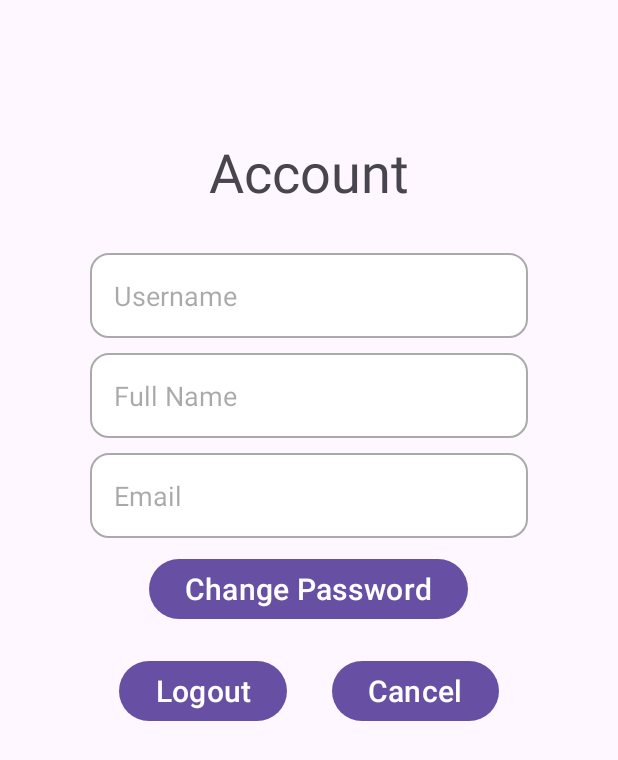
After one commit to Kine-code/AppTraSua, an Android app: the AccountActivity screen opened directly, with no data from a screen before it, on a phone screen of 412 x 824 dp. The commit adds this screen. Shown: the top 760 px of the screen. Run offline under Robolectric (Android 15) with nearby library versions, the light colour scheme and no system bars; 1 statement that could not run was skipped.

Commit message:
ChangePasswordAccount

```diff
--- a/app/src/main/AndroidManifest.xml
+++ b/app/src/main/AndroidManifest.xml
@@ -28,6 +28,7 @@
         <activity android:name=".GUI.RegisterActivity"/>
         <activity android:name=".GUI.CartActivity" />
         <activity android:name=".GUI.MainActivity"/>
+        <activity android:name=".GUI.AccountActivity"/>
 
     </application>
 
--- a/app/src/main/java/com/nhom2/appbantrasua/CartManager.java
+++ b/app/src/main/java/com/nhom2/appbantrasua/CartManager.java
@@ -24,7 +24,6 @@ public class CartManager {
     }
 
 
-
     public void addToCart(Product product) {
         cart.add(product);
     }
--- a/app/src/main/java/com/nhom2/appbantrasua/DAO/DAO_Product.java
+++ b/app/src/main/java/com/nhom2/appbantrasua/DAO/DAO_Product.java
@@ -18,8 +18,6 @@ public class DAO_Product implements Serializable {
     }
 
     public List<Product> ShowListProduct(){
-
-
         Log.e("PRODUCTddddddd", String.valueOf(dal.ShowListProduct().size()));
         return dal.ShowListProduct();
     }
--- /dev/null
+++ b/app/src/main/java/com/nhom2/appbantrasua/GUI/AccountActivity.java
@@ -0,0 +1,133 @@
+package com.nhom2.appbantrasua.GUI;
+
+import android.content.Intent;
+import android.os.Bundle;
+import android.os.PersistableBundle;
+import android.util.Log;
+import android.view.View;
+import android.widget.Button;
+import android.widget.EditText;
+import android.widget.LinearLayout;
+import android.widget.Toast;
+
+import androidx.activity.EdgeToEdge;
+import androidx.annotation.Nullable;
+import androidx.appcompat.app.AppCompatActivity;
+import androidx.core.graphics.Insets;
+import androidx.core.view.ViewCompat;
+import androidx.core.view.WindowInsetsCompat;
+
+import com.nhom2.appbantrasua.CartManager;
+import com.nhom2.appbantrasua.DAO.DAO_LoginRegister;
+import com.nhom2.appbantrasua.Entity.LoginRegister;
+import com.nhom2.appbantrasua.R;
+
+public class AccountActivity  extends AppCompatActivity {
+    private static AccountActivity instance;
+    public static LoginRegister account = null;
+
+
+    EditText userName, password, gmail, fullName, newPassword;
+    Button btnBackHome, btnLogout, btnChangePassword, btnBackAccount, btnConfirmPassword;
+    LinearLayout infoAccount, changePasswordAccount;
+    DAO_LoginRegister daoRegister = new DAO_LoginRegister();
+
+    @Override
+    protected void onCreate(Bundle savedInstanceState) {
+        super.onCreate(savedInstanceState);
+        EdgeToEdge.enable(this);
+        setContentView(R.layout.activity_account);
+        ViewCompat.setOnApplyWindowInsetsListener(findViewById(R.id.account), (v, insets) -> {
+            Insets systemBars = insets.getInsets(WindowInsetsCompat.Type.systemBars());
+            v.setPadding(systemBars.left, systemBars.top, systemBars.right, systemBars.bottom);
+            return insets;
+        });
+        Init();
+        daoRegister.InitLogin(this);
+        if(account != null){
+            userName.setText(account.getUserName());
+            fullName.setText(account.getName());
+            gmail.setText(account.getOTP());
+        }
+
+
+        btnBackHome.setOnClickListener(new View.OnClickListener() {
+            @Override
+            public void onClick(View view) {
+                Intent intent = new Intent(AccountActivity.this, MainActivity.class);
+                intent.addFlags(Intent.FLAG_ACTIVITY_CLEAR_TOP | Intent.FLAG_ACTIVITY_NEW_TASK);
+                startActivity(intent);
+                finish();
+            }
+        });
+
+        btnChangePassword.setOnClickListener(new View.OnClickListener() {
+            @Override
+            public void onClick(View view) {
+                infoAccount.setVisibility(View.GONE);  // Hide registration form
+                changePasswordAccount.setVisibility(View.VISIBLE);
+                password.setText("");
+                newPassword.setText("");
+            }
+        });
+
+        btnLogout.setOnClickListener(new View.OnClickListener() {
+            @Override
+            public void onClick(View view) {
+                finish();
+                Intent intent = new Intent(AccountActivity.this, LoginActivity.class);
+                intent.setFlags(Intent.FLAG_ACTIVITY_NEW_TASK | Intent.FLAG_ACTIVITY_CLEAR_TASK);
+                startActivity(intent);
+            }
+        });
+
+        btnBackAccount.setOnClickListener(new View.OnClickListener() {
+            @Override
+            public void onClick(View view) {
+                changePasswordAccount.setVisibility(View.GONE);  // Hide registration form
+                infoAccount.setVisibility(View.VISIBLE);
+            }
+        });
+
+        btnConfirmPassword.setOnClickListener(new View.OnClickListener() {
+            @Override
+            public void onClick(View view) {
+                if(account.getPassword().equals(password.getText().toString())){
+                    Toast.makeText(AccountActivity.this, "Đổi mật khẩu thành công", Toast.LENGTH_SHORT).show();
+                    daoRegister.ChangePasswordAccount(account.getUserName(), newPassword.getText().toString());
+                    account.setPassword(newPassword.getText().toString());
+                    changePasswordAccount.setVisibility(View.GONE);  // Hide registration form
+                    infoAccount.setVisibility(View.VISIBLE);
+                }else{
+                    Toast.makeText(AccountActivity.this, "Mật khẩu cũ không khớp", Toast.LENGTH_SHORT).show();
+                }
+            }
+        });
+
+    }
+
+    public static AccountActivity getInstance(){
+        if (instance == null) {
+            instance = new AccountActivity();
+        }
+        return instance;
+    }
+
+    void Init(){
+        userName = findViewById(R.id.edittextuseraccount);
+        fullName = findViewById(R.id.edittextfullnameaccount);
+        gmail = findViewById(R.id.edittextemailaccount);
+        password = findViewById(R.id.edittextpassaccount);
+        newPassword = findViewById(R.id.edittextnewpassaccount);
+
+        btnBackHome = findViewById(R.id.buttoncancelaccount);
+        btnLogout = findViewById(R.id.buttonlogoutaccount);
+        btnChangePassword = findViewById(R.id.buttonthaydoiaccount);
+        infoAccount = findViewById(R.id.infoaccount);
+        changePasswordAccount = findViewById(R.id.changepasswordaccount);
+
+//linerlayout change password
+        btnBackAccount = findViewById(R.id.buttonbackaccount);
+        btnConfirmPassword = findViewById(R.id.buttonconfirmchangepasswordaccount);
+    }
+}
--- /dev/null
+++ b/app/src/main/res/layout/activity_account.xml
@@ -0,0 +1,154 @@
+<LinearLayout xmlns:android="http://schemas.android.com/apk/res/android"
+    android:layout_width="match_parent"
+    android:layout_height="match_parent"
+    android:orientation="vertical"
+    android:id="@+id/account">
+
+
+    <LinearLayout
+        android:id="@+id/infoaccount"
+        android:layout_width="match_parent"
+        android:layout_height="wrap_content"
+        android:orientation="vertical"
+        android:padding="30dp">
+
+        <TextView
+            android:layout_width="wrap_content"
+            android:layout_height="wrap_content"
+            android:layout_gravity="center_horizontal"
+            android:layout_marginTop="60dp"
+            android:text="Account"
+            android:textSize="36sp" />
+
+        <!-- Username -->
+        <EditText
+            android:id="@+id/edittextuseraccount"
+            android:layout_width="match_parent"
+            android:layout_height="wrap_content"
+            android:layout_marginTop="30dp"
+            android:layout_marginLeft="30dp"
+            android:layout_marginRight="30dp"
+            android:background="@drawable/edittextlogin"
+            android:hint="Username"
+            android:padding="16dp"
+            android:textSize="18sp" />
+
+        <!-- Full Name -->
+        <EditText
+            android:id="@+id/edittextfullnameaccount"
+            android:layout_width="match_parent"
+            android:layout_height="wrap_content"
+            android:layout_marginTop="10dp"
+            android:layout_marginLeft="30dp"
+            android:layout_marginRight="30dp"
+            android:background="@drawable/edittextlogin"
+            android:hint="Full Name"
+            android:padding="16dp"
+            android:textSize="18sp" />
+
+        <!-- Email -->
+        <EditText
+            android:id="@+id/edittextemailaccount"
+            android:layout_width="match_parent"
+            android:layout_height="wrap_content"
+            android:layout_marginTop="10dp"
+            android:layout_marginLeft="30dp"
+            android:layout_marginRight="30dp"
+            android:background="@drawable/edittextlogin"
+            android:hint="Email"
+            android:inputType="textEmailAddress"
+            android:padding="16dp"
+            android:textSize="18sp" />
+        <!-- Nút Đăng ký và Hủy -->
+        <Button
+            android:id="@+id/buttonthaydoiaccount"
+            android:layout_width="wrap_content"
+            android:layout_height="wrap_content"
+            android:layout_marginTop="10dp"
+            android:text="Change Password"
+            android:layout_gravity="center"
+            android:textSize="20dp" />
+        <LinearLayout
+            android:layout_width="match_parent"
+            android:layout_height="wrap_content"
+            android:layout_marginTop="20dp"
+            android:gravity="center"
+            android:orientation="horizontal">
+
+            <Button
+                android:id="@+id/buttonlogoutaccount"
+                android:layout_width="wrap_content"
+                android:layout_height="wrap_content"
+                android:layout_marginRight="30dp"
+                android:text="Logout"
+                android:textSize="20dp" />
+
+            <Button
+                android:id="@+id/buttoncancelaccount"
+                android:layout_width="wrap_content"
+                android:layout_height="wrap_content"
+                android:text="Cancel"
+                android:textSize="20dp" />
+        </LinearLayout>
+
+    </LinearLayout>
+
+    <!-- Layout phần thay dổi mk, ẩn ban đầu -->
+    <LinearLayout
+        android:id="@+id/changepasswordaccount"
+        android:layout_width="match_parent"
+        android:layout_height="wrap_content"
+        android:orientation="vertical"
+        android:padding="30dp"
+        android:visibility="gone">
+        <EditText
+            android:id="@+id/edittextpassaccount"
+            android:layout_width="match_parent"
+            android:layout_height="wrap_content"
+            android:layout_marginTop="10dp"
+            android:layout_marginLeft="30dp"
+            android:layout_marginRight="30dp"
+            android:background="@drawable/edittextlogin"
+            android:hint="Password"
+            android:inputType="textPassword"
+            android:padding="16dp"
+            android:textSize="18sp" />
+
+        <!-- Confirm Password -->
+        <EditText
+            android:id="@+id/edittextnewpassaccount"
+            android:layout_width="match_parent"
+            android:layout_height="wrap_content"
+            android:layout_marginTop="10dp"
+            android:layout_marginLeft="30dp"
+            android:layout_marginRight="30dp"
+            android:background="@drawable/edittextlogin"
+            android:hint="New Password"
+            android:inputType="textPassword"
+            android:padding="16dp"
+            android:textSize="18sp" />
+        <LinearLayout
+            android:layout_width="match_parent"
+            android:layout_height="wrap_content"
+            android:orientation="horizontal"
+            android:gravity="center"
+            android:layout_marginTop="20dp">
+
+            <Button
+                android:id="@+id/buttonconfirmchangepasswordaccount"
+                android:layout_width="wrap_content"
+                android:layout_height="wrap_content"
+                android:layout_marginEnd="16dp"
+                android:text="Confirm"
+                android:textSize="20dp" />
+
+            <Button
+                android:id="@+id/buttonbackaccount"
+                android:layout_width="wrap_content"
+                android:layout_height="wrap_content"
+                android:text="Cancel"
+                android:textSize="16dp" />
+        </LinearLayout>
+
+    </LinearLayout>
+</LinearLayout>
```
Also changed, not shown: app/src/main/java/com/nhom2/appbantrasua/DAL/DAL_LoginRegister.java (+26 -17 lines), app/src/main/java/com/nhom2/appbantrasua/DAO/DAO_LoginRegister.java (+6 -1 lines), app/src/main/java/com/nhom2/appbantrasua/DatabaseHelper.java (+8 -7 lines), app/src/main/java/com/nhom2/appbantrasua/Entity/Product.java (+23 -1 lines), app/src/main/java/com/nhom2/appbantrasua/GUI/CartActivity.java (+13 -4 lines), app/src/main/java/com/nhom2/appbantrasua/GUI/LoginActivity.java (+7 -4 lines), app/src/main/java/com/nhom2/appbantrasua/GUI/MainActivity.java (+9 -11 lines), app/src/main/java/com/nhom2/appbantrasua/GUI/ProductDetailsActivity.java (+26 -3 lines), app/src/main/java/com/nhom2/appbantrasua/GUI/RegisterActivity.java (+11 -3 lines), app/src/main/res/layout/activity_product_details.xml (+10 -2 lines), app/src/main/res/layout/item_topping.xml (added, +158 -0 lines).
